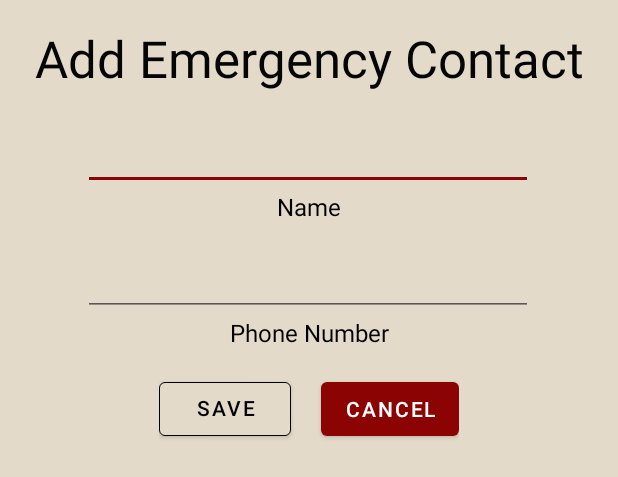
After one commit to annadese/S16-G24-PressSOS, an Android app: the layout emergency_contacts_add.xml on its own in the app's theme, with its tools: preview values and no code run, on a phone screen of 412 x 824 dp. The commit adds this screen. Shown: the top 477 px of the screen. Run offline under Robolectric (Android 15) with nearby library versions, the phone set to English and light mode, and no system bars.

Commit message:
finished how to layouts and emergency contacts layouts

```diff
--- a/app/src/main/res/layout/activity_main.xml
+++ b/app/src/main/res/layout/activity_main.xml
@@ -196,7 +196,7 @@
                 app:srcCompat="@drawable/ic_baseline_account_circle_24" />
 
             <TextView
-                android:id="@+id/textView4"
+                android:id="@+id/howto_tvHeader"
                 android:layout_width="60dp"
                 android:layout_height="wrap_content"
                 android:gravity="center"
--- a/app/src/main/res/layout/activity_main_settings_edit_name.xml
+++ b/app/src/main/res/layout/activity_main_settings_edit_name.xml
@@ -9,7 +9,7 @@
     tools:context=".MainSettingsEditName">
 
     <TextView
-        android:id="@+id/editname_tvheader"
+        android:id="@+id/emergencyContacts_tvHeader"
         android:layout_width="match_parent"
         android:layout_height="wrap_content"
         android:layout_gravity="center"
--- /dev/null
+++ b/app/src/main/res/layout/emergency_contacts_add.xml
@@ -0,0 +1,108 @@
+<?xml version="1.0" encoding="utf-8"?>
+<androidx.constraintlayout.widget.ConstraintLayout xmlns:android="http://schemas.android.com/apk/res/android"
+    xmlns:app="http://schemas.android.com/apk/res-auto"
+    xmlns:tools="http://schemas.android.com/tools"
+    android:layout_width="match_parent"
+    android:layout_height="match_parent"
+    android:background="@color/brown">
+
+    <TextView
+        android:id="@+id/textView5"
+        android:layout_width="match_parent"
+        android:layout_height="wrap_content"
+        android:layout_gravity="center"
+        android:layout_marginTop="16dp"
+        android:text="Add Emergency Contact"
+        android:textAlignment="center"
+        android:textColor="#050505"
+        android:textSize="34sp"
+        app:layout_constraintEnd_toEndOf="parent"
+        app:layout_constraintStart_toStartOf="parent"
+        app:layout_constraintTop_toTopOf="parent" />
+
+    <EditText
+        android:id="@+id/editTextTextPersonName"
+        android:layout_width="wrap_content"
+        android:layout_height="wrap_content"
+        android:layout_gravity="center"
+        android:layout_marginTop="20dp"
+        android:width="300dp"
+        android:ems="10"
+        android:inputType="textPersonName"
+        android:textColor="#000000"
+        app:layout_constraintEnd_toEndOf="parent"
+        app:layout_constraintHorizontal_bias="0.497"
+        app:layout_constraintStart_toStartOf="parent"
+        app:layout_constraintTop_toBottomOf="@+id/textView5" />
+
+    <TextView
+        android:id="@+id/textView6"
+        android:layout_width="wrap_content"
+        android:layout_height="wrap_content"
+        android:layout_gravity="center"
+        android:width="300dp"
+        android:text="Name"
+        android:textAlignment="center"
+        android:textColor="#000000"
+        android:textSize="16sp"
+        app:layout_constraintEnd_toEndOf="parent"
+        app:layout_constraintStart_toStartOf="parent"
+        app:layout_constraintTop_toBottomOf="@+id/editTextTextPersonName" />
+
+    <EditText
+        android:id="@+id/editTextTextPersonName2"
+        android:layout_width="300dp"
+        android:layout_height="50dp"
+        android:layout_marginTop="12dp"
+        android:ems="10"
+        android:inputType="phone"
+        app:layout_constraintEnd_toEndOf="parent"
+        app:layout_constraintHorizontal_bias="0.497"
+        app:layout_constraintStart_toStartOf="parent"
+        app:layout_constraintTop_toBottomOf="@+id/textView6" />
+
+    <TextView
+        android:id="@+id/textView7"
+        android:layout_width="wrap_content"
+        android:layout_height="wrap_content"
+        android:text="Phone Number"
+        android:textAlignment="center"
+        android:textColor="#000000"
+        android:textSize="16sp"
+        app:layout_constraintEnd_toEndOf="parent"
+        app:layout_constraintStart_toStartOf="parent"
+        app:layout_constraintTop_toBottomOf="@+id/editTextTextPersonName2" />
+
+    <LinearLayout
+        android:layout_width="wrap_content"
+        android:layout_height="wrap_content"
+        android:layout_gravity="center"
+        android:layout_marginTop="16dp"
+        android:orientation="horizontal"
+        app:layout_constraintEnd_toEndOf="parent"
+        app:layout_constraintStart_toStartOf="parent"
+        app:layout_constraintTop_toBottomOf="@+id/textView7">
+
+        <Button
+            android:id="@+id/button"
+            android:layout_width="wrap_content"
+            android:layout_height="wrap_content"
+            android:layout_gravity="center"
+            android:layout_marginRight="20dp"
+            android:includeFontPadding="false"
+            android:text="SAVE"
+            android:textAlignment="center"
+            android:textColor="#000000"
+            app:backgroundTint="@color/brown"
+            app:strokeColor="@color/black"
+            app:strokeWidth="0.5dp" />
+
+        <Button
+            android:id="@+id/button3"
+            android:layout_width="wrap_content"
+            android:layout_height="wrap_content"
+            android:layout_gravity="center"
+            android:text="CANCEL"
+            android:textAlignment="center" />
+    </LinearLayout>
+</androidx.constraintlayout.widget.ConstraintLayout>
```
Also changed, not shown: app/src/main/res/layout/emergency_contacts_edit.xml (added, +109 -0 lines), app/src/main/res/layout/emergency_contacts_main.xml (added, +29 -0 lines), app/src/main/res/layout/how_to_one.xml (+13 -13 lines), app/src/main/res/layout/how_to_three.xml (+10 -10 lines), app/src/main/res/layout/how_to_two.xml (+9 -9 lines).
